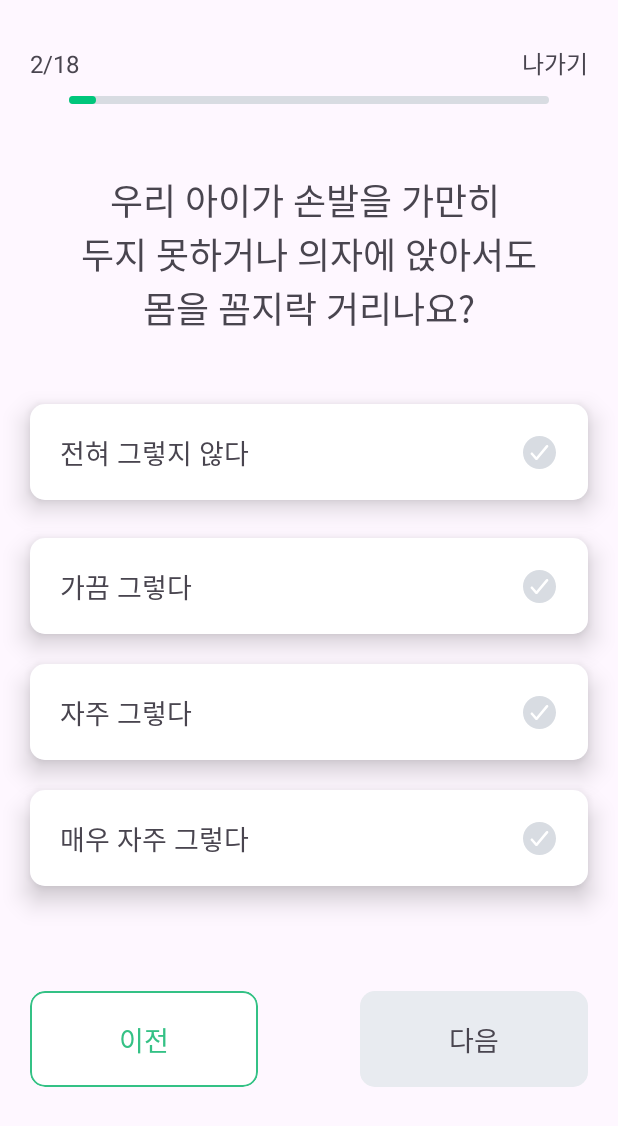
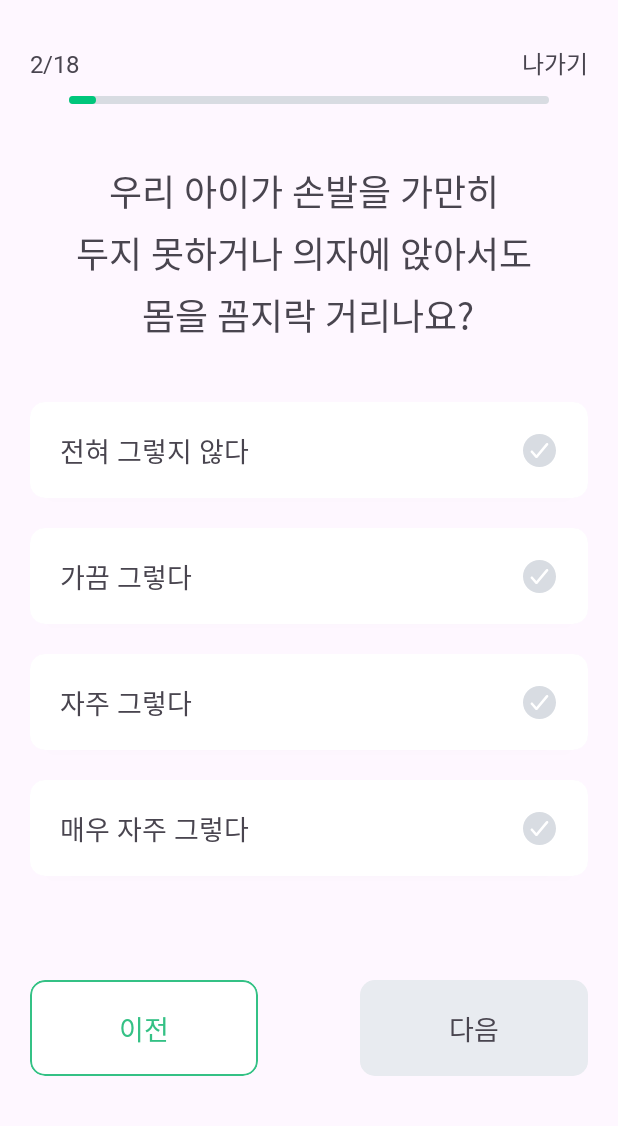
Before and after one commit to KusitmsHDmedi/HDmedi_Android, an Android app: the fragment Test2To18Fragment placed in its activity, on a phone screen of 412 x 824 dp. Shown: the top 1126 px of the screen. Run offline under Robolectric (Android 15) with nearby library versions, the phone set to English and light mode, and no system bars; our stand-ins replace data binding.

Commit message:
Fix. 디자인 수정

```diff
--- a/app/src/main/res/layout/fragment_test2_to18.xml
+++ b/app/src/main/res/layout/fragment_test2_to18.xml
@@ -2,9 +2,6 @@
 <layout xmlns:tools="http://schemas.android.com/tools"
     xmlns:android="http://schemas.android.com/apk/res/android"
     xmlns:app="http://schemas.android.com/apk/res-auto">
-
-
-
     <LinearLayout
         android:layout_width="match_parent"
         android:layout_height="match_parent"
@@ -23,6 +20,7 @@
                 android:layout_width="wrap_content"
                 android:layout_height="wrap_content"
                 android:text="2/18"
+                android:fontFamily="@font/pretendard_medium"
                 android:textSize="16sp"
                 app:layout_constraintBottom_toBottomOf="parent"
                 app:layout_constraintStart_toStartOf="parent"
@@ -34,10 +32,10 @@
                 android:layout_height="wrap_content"
                 android:text="나가기"
                 android:textSize="16sp"
+                android:fontFamily="@font/pretendard_medium"
                 app:layout_constraintBottom_toBottomOf="parent"
                 app:layout_constraintEnd_toEndOf="parent"
                 app:layout_constraintTop_toTopOf="parent" />
-
         </androidx.constraintlayout.widget.ConstraintLayout>
 
         <ImageView
@@ -54,13 +52,15 @@
             android:id="@+id/text_question"
             android:layout_marginLeft="20dp"
             android:layout_marginRight="20dp"
-        android:layout_width="match_parent"
-        android:layout_height="120dp"
             android:layout_marginTop="40dp"
-        android:gravity="center"
-        android:text="우리 아이가 손발을 가만히 \n
-두지 못하거나 의자에 앉아서도 \n몸을 꼼지락 거리나요?"
-        android:textSize="24dp"/>
+            android:layout_width="wrap_content"
+            android:layout_height="wrap_content"
+            android:layout_gravity="center"
+            android:textAlignment="center"
+            android:text="우리 아이가 손발을 가만히 \n두지 못하거나 의자에 앉아서도 \n몸을 꼼지락 거리나요?"
+            android:textSize="24dp"
+            android:fontFamily="@font/pretendard_semibold"
+            android:lineSpacingExtra="5dp"/>
 
         <com.google.android.material.card.MaterialCardView
             android:id="@+id/answer0"
@@ -69,7 +69,7 @@
             android:layout_marginRight="20dp"
             android:layout_marginTop="40dp"
             android:layout_height="64dp"
-        app:cardElevation="10dp"
+            app:cardElevation="2dp"
             app:strokeWidth="0dp"
             app:strokeColor="#FFFFFF"
             app:cardCornerRadius="10dp">
@@ -78,8 +78,7 @@
                 android:id="@+id/answer0_color"
                 android:layout_width="match_parent"
                 android:layout_height="match_parent"
-            android:background="#FFFFFF"
-            >
+                android:background="#FFFFFF">
 
                 <TextView
                     android:layout_width="wrap_content"
@@ -87,6 +86,7 @@
                     android:text="전혀 그렇지 않다"
                     android:textSize="18sp"
                     android:layout_marginLeft="20dp"
+                    android:fontFamily="@font/pretendard_semibold"
                     app:layout_constraintBottom_toBottomOf="parent"
                     app:layout_constraintStart_toStartOf="parent"
                     app:layout_constraintTop_toTopOf="parent" />
@@ -101,7 +101,6 @@
                     app:layout_constraintEnd_toEndOf="parent"
                     app:layout_constraintTop_toTopOf="parent" />
             </androidx.constraintlayout.widget.ConstraintLayout>
-
         </com.google.android.material.card.MaterialCardView>
 
         <com.google.android.material.card.MaterialCardView
@@ -109,9 +108,9 @@
             android:layout_width="match_parent"
             android:layout_marginLeft="20dp"
             android:layout_marginRight="20dp"
-        android:layout_marginTop="25dp"
+            android:layout_marginTop="20dp"
             android:layout_height="64dp"
-        app:cardElevation="10dp"
+            app:cardElevation="2dp"
             app:strokeWidth="0dp"
             app:strokeColor="#FFFFFF"
             app:cardCornerRadius="10dp">
@@ -120,14 +119,13 @@
                 android:id="@+id/answer1_color"
                 android:layout_width="match_parent"
                 android:layout_height="match_parent"
-            android:background="#FFFFFF"
-            >
-
+                android:background="#FFFFFF">
                 <TextView
                     android:layout_width="wrap_content"
                     android:layout_height="wrap_content"
                     android:text="가끔 그렇다"
                     android:textSize="18sp"
+                    android:fontFamily="@font/pretendard_semibold"
                     android:layout_marginLeft="20dp"
                     app:layout_constraintBottom_toBottomOf="parent"
                     app:layout_constraintStart_toStartOf="parent"
@@ -153,7 +151,7 @@
             android:layout_marginRight="20dp"
             android:layout_marginTop="20dp"
             android:layout_height="64dp"
-        app:cardElevation="10dp"
+            app:cardElevation="2dp"
             app:strokeWidth="0dp"
             app:strokeColor="#FFFFFF"
             app:cardCornerRadius="10dp">
@@ -170,6 +168,7 @@
                     android:layout_height="wrap_content"
                     android:text="자주 그렇다"
                     android:textSize="18sp"
+                    android:fontFamily="@font/pretendard_semibold"
                     android:layout_marginLeft="20dp"
                     app:layout_constraintBottom_toBottomOf="parent"
                     app:layout_constraintStart_toStartOf="parent"
@@ -185,7 +184,6 @@
                     app:layout_constraintEnd_toEndOf="parent"
                     app:layout_constraintTop_toTopOf="parent" />
             </androidx.constraintlayout.widget.ConstraintLayout>
-
         </com.google.android.material.card.MaterialCardView>
 
         <com.google.android.material.card.MaterialCardView
@@ -194,8 +192,9 @@
             android:layout_marginLeft="20dp"
             android:layout_marginRight="20dp"
             android:layout_marginTop="20dp"
+            android:layout_marginBottom="69dp"
             android:layout_height="64dp"
-        app:cardElevation="10dp"
+            app:cardElevation="2dp"
             app:strokeWidth="0dp"
             app:strokeColor="#FFFFFF"
             app:cardCornerRadius="10dp">
@@ -204,14 +203,13 @@
                 android:id="@+id/answer3_color"
                 android:layout_width="match_parent"
                 android:layout_height="match_parent"
-            android:background="#FFFFFF"
-            >
-
+                android:background="#FFFFFF">
                 <TextView
                     android:layout_width="wrap_content"
                     android:layout_height="wrap_content"
                     android:text="매우 자주 그렇다"
                     android:textSize="18sp"
+                    android:fontFamily="@font/pretendard_semibold"
                     android:layout_marginLeft="20dp"
                     app:layout_constraintBottom_toBottomOf="parent"
                     app:layout_constraintStart_toStartOf="parent"
@@ -227,15 +225,13 @@
                     app:layout_constraintEnd_toEndOf="parent"
                     app:layout_constraintTop_toTopOf="parent" />
             </androidx.constraintlayout.widget.ConstraintLayout>
-
         </com.google.android.material.card.MaterialCardView>
 
         <androidx.constraintlayout.widget.ConstraintLayout
-    android:layout_marginTop="70dp"
             android:layout_width="match_parent"
-    android:layout_height="wrap_content"
+            android:layout_height="64dp"
+            android:layout_marginBottom="28dp"
             android:orientation="horizontal">
-
             <com.google.android.material.card.MaterialCardView
                 android:id="@+id/btn_back"
                 android:layout_width="152dp"
@@ -255,20 +251,17 @@
                     android:background="#FFFFFF">
 
                     <TextView
-
                         android:layout_width="wrap_content"
                         android:layout_height="wrap_content"
                         android:text="이전"
                         android:textSize="18sp"
+                        android:fontFamily="@font/pretendard_semibold"
                         android:textColor="#34C185"
                         app:layout_constraintBottom_toBottomOf="parent"
                         app:layout_constraintEnd_toEndOf="parent"
                         app:layout_constraintStart_toStartOf="parent"
                         app:layout_constraintTop_toTopOf="parent" />
-
-
                 </androidx.constraintlayout.widget.ConstraintLayout>
-
             </com.google.android.material.card.MaterialCardView>
 
             <com.google.android.material.card.MaterialCardView
@@ -287,26 +280,19 @@
                     android:layout_width="match_parent"
                     android:layout_height="match_parent"
                     android:background="#E8EBF0">
-
                     <TextView
-
                         android:id="@+id/btn_next_color"
                         android:layout_width="wrap_content"
                         android:layout_height="wrap_content"
                         android:text="다음"
                         android:textSize="18sp"
+                        android:fontFamily="@font/pretendard_semibold"
                         app:layout_constraintBottom_toBottomOf="parent"
                         app:layout_constraintEnd_toEndOf="parent"
                         app:layout_constraintStart_toStartOf="parent"
                         app:layout_constraintTop_toTopOf="parent" />
-
-
                 </androidx.constraintlayout.widget.ConstraintLayout>
-
             </com.google.android.material.card.MaterialCardView>
-
         </androidx.constraintlayout.widget.ConstraintLayout>
-
-
     </LinearLayout>
 </layout>
```
Also changed, not shown: app/src/main/res/layout/fragment_test.xml (+25 -31 lines), app/src/main/res/layout/fragment_test_start.xml (+3 -8 lines). Lines whose indentation alone changed are shown as unchanged.
